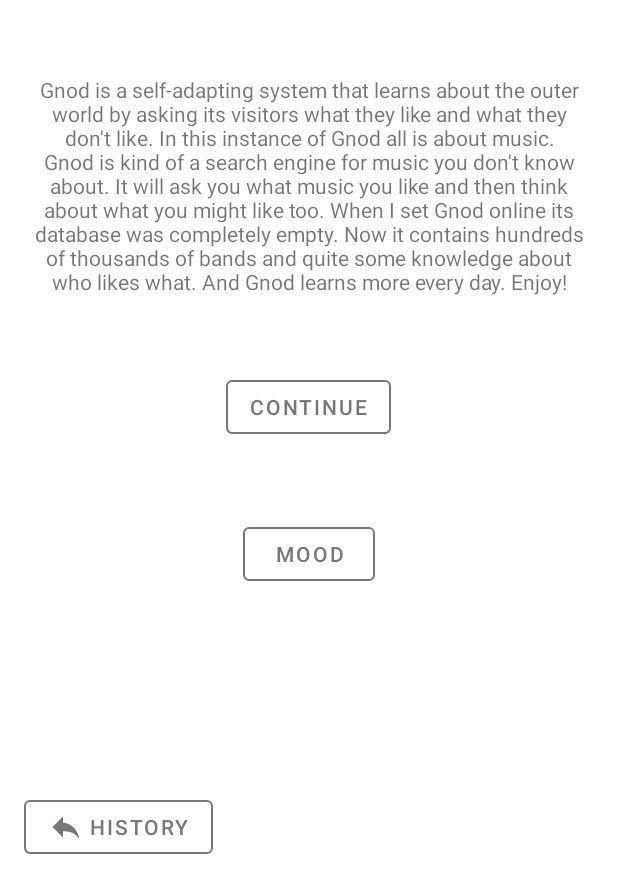
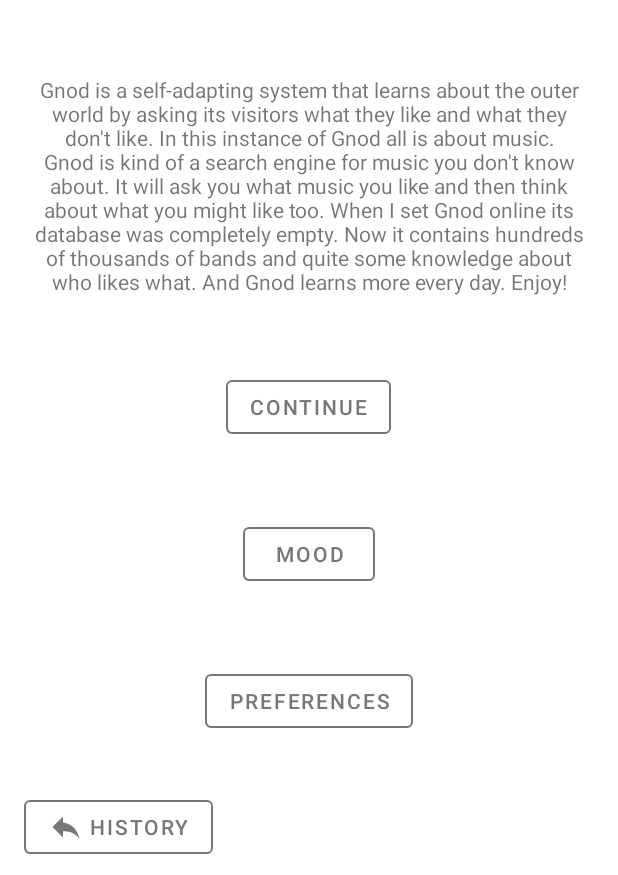
Before and after one commit to Mpk605/Gnoosic_Public, an Android app: the screen it shows after launch (MainActivity), on a phone screen of 412 x 824 dp, the part 361-1236 px from its top. Run offline under Robolectric (Android 15) with nearby library versions, the phone set to English and light mode, and no system bars.

Commit message:
add theme (does not work)

```diff
--- a/app/build.gradle
+++ b/app/build.gradle
@@ -24,6 +24,7 @@
     implementation fileTree(include: ['*.jar'], dir: 'libs')
     implementation 'androidx.appcompat:appcompat:1.1.0'
     implementation 'androidx.constraintlayout:constraintlayout:1.1.3'
+    implementation 'androidx.preference:preference:1.1.0-alpha05'
     testImplementation 'junit:junit:4.13'
     androidTestImplementation 'androidx.test.ext:junit:1.1.1'
     androidTestImplementation 'androidx.test.espresso:espresso-core:3.2.0'
--- a/app/src/main/AndroidManifest.xml
+++ b/app/src/main/AndroidManifest.xml
@@ -13,6 +13,9 @@
         android:supportsRtl="true"
         android:theme="@style/AppTheme"
         android:usesCleartextTraffic="true">
+        <activity
+            android:name=".Activities.SettingsActivity"
+            android:label="@string/title_activity_settings"></activity>
         <activity android:name=".Activities.MoodActivity" />
         <activity android:name=".Activities.HistoryActivity" />
         <activity android:name=".Activities.ResultActivity" />
--- a/app/src/main/java/com/kinejou/gnoosic/Activities/FormActivity.java
+++ b/app/src/main/java/com/kinejou/gnoosic/Activities/FormActivity.java
@@ -27,6 +27,7 @@
 import com.kinejou.gnoosic.Tools.Internet.GnoosicAPI.GetNewBandFrom3Bands;
 import com.kinejou.gnoosic.Tools.Internet.GnoosicAPI.GetNewBandFromPreviousBand;
 import com.kinejou.gnoosic.Tools.Internet.GnoosicAPI.GnoosicHelper;
+import com.kinejou.gnoosic.Tools.Theme;
 
 import java.util.Arrays;
 import java.util.Objects;
@@ -93,6 +94,7 @@
 
     @Override
     protected void onCreate(Bundle savedInstanceState) {
+        setTheme(Theme.getTheme(this));
         super.onCreate(savedInstanceState);
         setContentView(R.layout.activity_form);
 
--- a/app/src/main/java/com/kinejou/gnoosic/Activities/MainActivity.java
+++ b/app/src/main/java/com/kinejou/gnoosic/Activities/MainActivity.java
@@ -3,15 +3,20 @@
 import androidx.appcompat.app.AppCompatActivity;
 
 import android.content.Intent;
+import android.content.res.Resources;
 import android.os.Bundle;
+import android.util.Log;
+import android.view.MenuItem;
 import android.view.View;
 
 import com.kinejou.gnoosic.R;
+import com.kinejou.gnoosic.Tools.Theme;
 
 public class MainActivity extends AppCompatActivity {
 
     @Override
     protected void onCreate(Bundle savedInstanceState) {
+        setTheme(Theme.getTheme(this));
         super.onCreate(savedInstanceState);
         setContentView(R.layout.activity_main);
 
@@ -37,5 +42,20 @@
                 startActivity(new Intent(MainActivity.this, HistoryActivity.class));
             }
         });
+
+        findViewById(R.id.start_preferences).setOnClickListener(new View.OnClickListener() {
+            @Override
+            public void onClick(View v) {
+                //History of liked artistes
+                startActivity(new Intent(MainActivity.this, SettingsActivity.class));
+            }
+        });
+    }
+
+    @Override
+    public boolean onOptionsItemSelected(MenuItem item) {
+            startActivity(new Intent(MainActivity.this, SettingsActivity.class));
+            Log.d("menu", "settings");
+        return super.onOptionsItemSelected(item);
     }
 }
--- a/app/src/main/java/com/kinejou/gnoosic/Activities/MoodActivity.java
+++ b/app/src/main/java/com/kinejou/gnoosic/Activities/MoodActivity.java
@@ -19,6 +19,7 @@
 
 import com.kinejou.gnoosic.R;
 import com.kinejou.gnoosic.Tools.ImageAnalyzer;
+import com.kinejou.gnoosic.Tools.Theme;
 import com.kinejou.gnoosic.Tools.Tools;
 
 import java.io.File;
@@ -69,6 +70,7 @@
 
     @Override
     protected void onCreate(Bundle savedInstanceState) {
+        setTheme(Theme.getTheme(this));
         super.onCreate(savedInstanceState);
         setContentView(R.layout.activity_mood);
 
--- /dev/null
+++ b/app/src/main/java/com/kinejou/gnoosic/Tools/Theme.java
@@ -0,0 +1,27 @@
+package com.kinejou.gnoosic.Tools;
+
+import android.app.Activity;
+import android.content.SharedPreferences;
+
+import androidx.preference.PreferenceManager;
+
+import com.kinejou.gnoosic.R;
+
+public class Theme {
+    public static int getTheme(Activity activity) {
+        SharedPreferences sp = PreferenceManager.getDefaultSharedPreferences(activity);
+        String theme = sp.getString("listTheme", "-1");
+        switch (theme) {
+            case "LightTheme":
+                return R.style.AppTheme;
+            case "DarkTheme":
+                return R.style.DarkTheme;
+            case "UltraDarkTheme":
+                return R.style.UltraDarkTheme;
+            case "UnicornTheme":
+                return R.style.UnicornTheme;
+            default:
+                return R.style.AppTheme;
+        }
+    }
+}
--- a/app/src/main/res/layout/activity_main.xml
+++ b/app/src/main/res/layout/activity_main.xml
@@ -70,6 +70,17 @@
             android:text="Mood"
             android:textColor="#777"
             app:strokeColor="#777" />
+
+        <com.google.android.material.button.MaterialButton
+            android:id="@+id/start_preferences"
+            style="@style/Widget.MaterialComponents.Button.OutlinedButton"
+            android:layout_width="wrap_content"
+            android:layout_height="wrap_content"
+            android:layout_gravity="center"
+            android:layout_marginTop="50dp"
+            android:text="preferences"
+            android:textColor="#777"
+            app:strokeColor="#777" />
     </LinearLayout>
 
     <com.google.android.material.button.MaterialButton
--- a/app/src/main/res/values/colors.xml
+++ b/app/src/main/res/values/colors.xml
@@ -1,6 +1,26 @@
 <?xml version="1.0" encoding="utf-8"?>
 <resources>
-    <color name="colorPrimary">#212121</color>
-    <color name="colorPrimaryDark">#000000</color>
-    <color name="colorAccent">#C00000</color>
+    <!-- Light theme -->
+    <color name="lightColorPrimary">#212121</color>
+    <color name="lightColorPrimaryDark">#000000</color>
+    <color name="lightColorAccent">#C00000</color>
+    <color name="lightColorBackground">#FFFFFF</color>
+
+    <!-- Dark theme -->
+    <color name="darkColorPrimary">#FFFFFF</color>
+    <color name="darkColorPrimaryDark">#CCCCCC</color>
+    <color name="darkColorAccent">#C00000</color>
+    <color name="darkColorBackground">#2B2B2B</color>
+
+    <!-- Ultra Dark theme -->
+    <color name="ultraDarkColorPrimary">#FFFFFF</color>
+    <color name="ultraDarkColorPrimaryDark">#FFFFFF</color>
+    <color name="ultraDarkColorAccent">#C00000</color>
+    <color name="ultraDarkColorBackground">#000000</color>
+
+    <!-- Unicorn theme -->
+    <color name="unicornColorPrimary">#501040</color>
+    <color name="unicornColorPrimaryDark">#301020</color>
+    <color name="unicornColorAccent">#EB15B5</color>
+    <color name="unicornColorBackground">#FAFAC8</color>
 </resources>
--- a/app/src/main/res/values/styles.xml
+++ b/app/src/main/res/values/styles.xml
@@ -2,10 +2,34 @@
 
     <!-- Base application theme. -->
     <style name="AppTheme" parent="Theme.MaterialComponents.Light.DarkActionBar">
-        <!-- Customize your theme here. -->
-        <item name="colorPrimary">@color/colorPrimary</item>
-        <item name="colorPrimaryDark">@color/colorPrimaryDark</item>
-        <item name="colorAccent">@color/colorAccent</item>
+        <item name="colorOnBackground">@color/lightColorBackground</item>
+        <item name="colorPrimary">@color/lightColorPrimary</item>
+        <item name="colorPrimaryDark">@color/lightColorPrimaryDark</item>
+        <item name="colorAccent">@color/lightColorAccent</item>
+    </style>
+
+    <!-- Dark theme. -->
+    <style name="DarkTheme" parent="Theme.MaterialComponents.Light.DarkActionBar">
+        <item name="colorOnBackground">@color/darkColorBackground</item>
+        <item name="colorPrimary">@color/darkColorPrimary</item>
+        <item name="colorPrimaryDark">@color/darkColorPrimaryDark</item>
+        <item name="colorAccent">@color/darkColorAccent</item>
+    </style>
+
+    <!-- Ultra Dark theme. -->
+    <style name="UltraDarkTheme" parent="Theme.MaterialComponents.Light.DarkActionBar">
+        <item name="colorOnBackground">@color/ultraDarkColorBackground</item>
+        <item name="colorPrimary">@color/ultraDarkColorPrimary</item>
+        <item name="colorPrimaryDark">@color/ultraDarkColorPrimaryDark</item>
+        <item name="colorAccent">@color/ultraDarkColorAccent</item>
+    </style>
+
+    <!-- Unicorn theme. -->
+    <style name="UnicornTheme" parent="Theme.MaterialComponents.Light.DarkActionBar">
+        <item name="colorOnBackground">@color/unicornColorBackground</item>
+        <item name="colorPrimary">@color/unicornColorPrimary</item>
+        <item name="colorPrimaryDark">@color/unicornColorPrimaryDark</item>
+        <item name="colorAccent">@color/unicornColorAccent</item>
     </style>
 
 </resources>
--- a/build.gradle
+++ b/build.gradle
@@ -6,7 +6,7 @@
         jcenter()
     }
     dependencies {
-        classpath 'com.android.tools.build:gradle:3.5.3'
+        classpath 'com.android.tools.build:gradle:3.6.1'
 
         classpath 'com.google.gms:google-services:4.3.3'
     }
```
Also changed, not shown: app/src/main/java/com/kinejou/gnoosic/Activities/HistoryActivity.java (+2 -9 lines), app/src/main/java/com/kinejou/gnoosic/Activities/ResultActivity.java (+9 -1 lines), app/src/main/java/com/kinejou/gnoosic/Activities/SettingsActivity.java (added, +38 -0 lines), app/src/main/res/layout/activity_form.xml (+9 -8 lines), app/src/main/res/layout/settings_activity.xml (added, +9 -0 lines), app/src/main/res/values/arrays.xml (added, +26 -0 lines), app/src/main/res/values/strings.xml (+20 -0 lines), app/src/main/res/xml/root_preferences.xml (added, +28 -0 lines), app/src/main/java/com/kinejou/gnoosic/Tools/Internet/HTTPRequestHandler.java (indentation only), gradle/wrapper/gradle-wrapper.properties.
